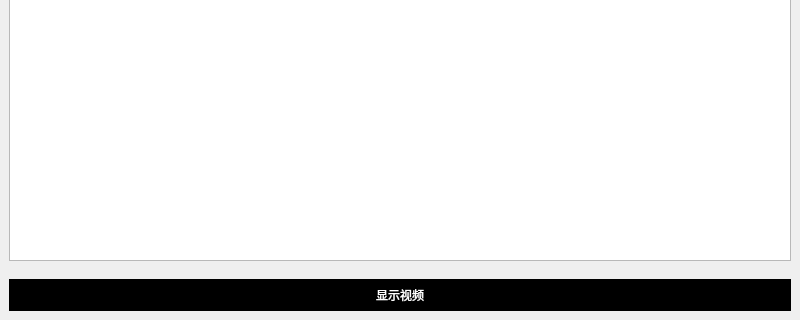
First picture: the form in examples/peerconnection/peerconnection/client/mainwnd.ui, repository barry-ran/learn-webrtc, before the edit; both pictures show x 0 to 800 and y 280 to 600 of the 800 by 600 pixel window.
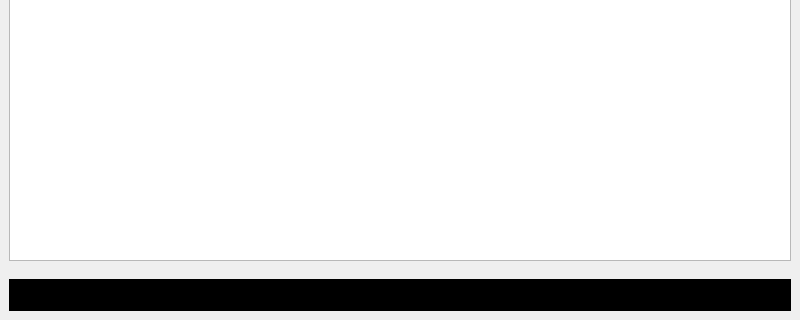
Second picture: the form after the edit. Custom widgets are drawn as their Qt base class.

What changed in the file:
```diff
--- a/examples/peerconnection/peerconnection/client/mainwnd.ui
+++ b/examples/peerconnection/peerconnection/client/mainwnd.ui
@@ -142,16 +142,9 @@
      </property>
      <layout class="QHBoxLayout" name="horizontalLayout_3">
       <item>
-       <widget class="QLabel" name="remoteVideoLabel">
+       <widget class="QYUVOpenGLWidget" name="remoteVideoWidget" native="true">
         <property name="styleSheet">
-         <string notr="true">background-color: rgb(0, 0, 0);
-color: rgb(255, 255, 255);</string>
-        </property>
-        <property name="text">
-         <string>显示视频</string>
-        </property>
-        <property name="alignment">
-         <set>Qt::AlignCenter</set>
+         <string notr="true">background-color: rgb(0, 0, 0);</string>
         </property>
        </widget>
       </item>
@@ -160,6 +153,14 @@
    </item>
   </layout>
  </widget>
+ <customwidgets>
+  <customwidget>
+   <class>QYUVOpenGLWidget</class>
+   <extends>QWidget</extends>
+   <header>qyuvopenglwidget.h</header>
+   <container>1</container>
+  </customwidget>
+ </customwidgets>
  <resources/>
  <connections/>
 </ui>
```
